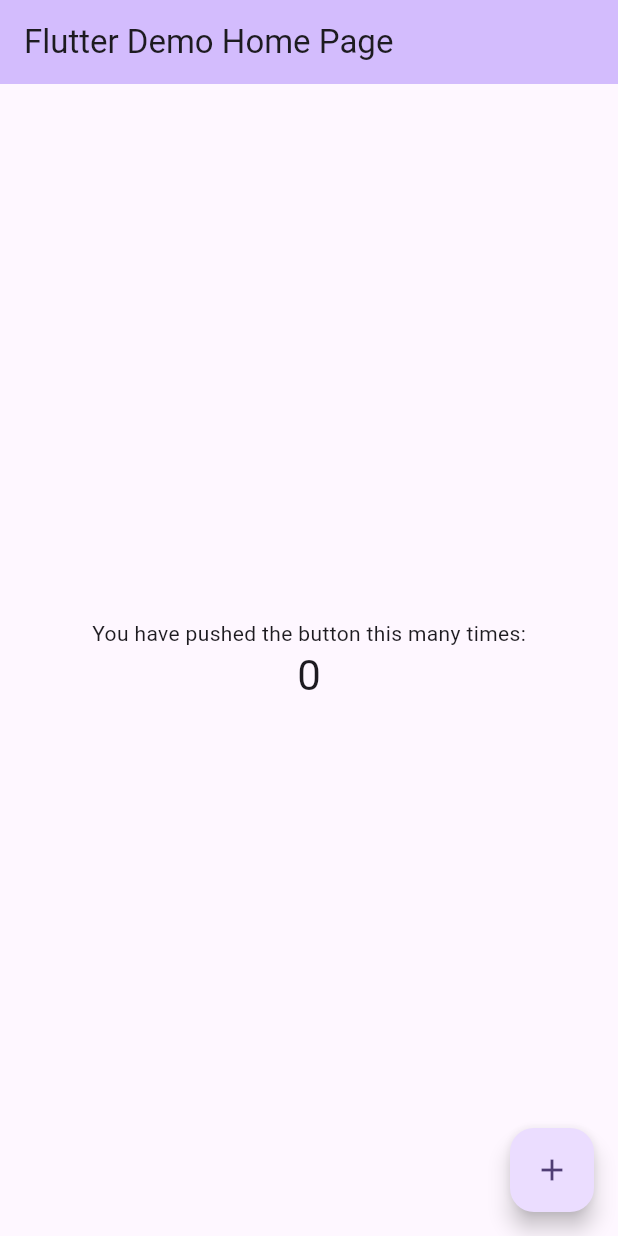
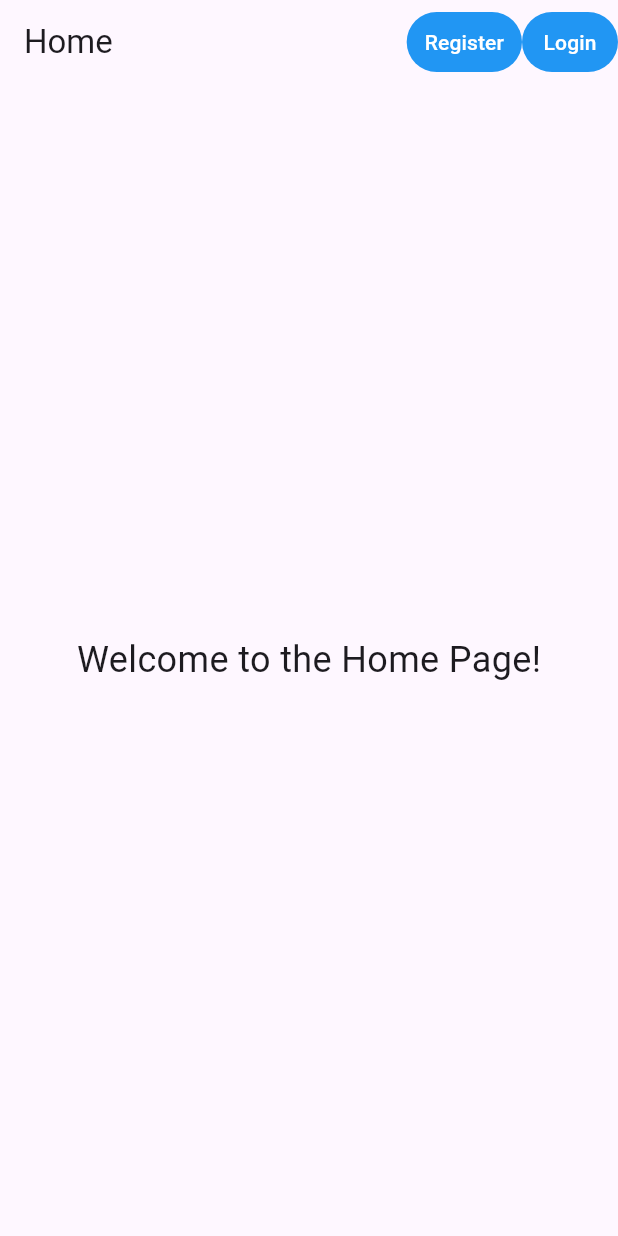
Before and after one commit to MohsinSheeraz/LaptopHarbour, a Flutter app: the screen it shows after launch, on a phone screen of 412 x 824 dp. Run offline on Flutter 3.47's test engine with Material 3 defaults, Android fonts, the phone set to English and light mode, and no system bars.

Commit message:
fix: "Home & Registration Screen in pages directory "

```diff
--- a/lib/main.dart
+++ b/lib/main.dart
@@ -1,125 +1,18 @@
 import 'package:flutter/material.dart';
+import 'pages/HomePage.dart';
 
-void main() {
-  runApp(const MyApp());
-}
+void main() => runApp(MyApp());
 
 class MyApp extends StatelessWidget {
-  const MyApp({super.key});
-
-  // This widget is the root of your application.
   @override
   Widget build(BuildContext context) {
     return MaterialApp(
       title: 'Flutter Demo',
       theme: ThemeData(
-        // This is the theme of your application.
-        //
-        // TRY THIS: Try running your application with "flutter run". You'll see
-        // the application has a purple toolbar. Then, without quitting the app,
-        // try changing the seedColor in the colorScheme below to Colors.green
-        // and then invoke "hot reload" (save your changes or press the "hot
-        // reload" button in a Flutter-supported IDE, or press "r" if you used
-        // the command line to start the app).
-        //
-        // Notice that the counter didn't reset back to zero; the application
-        // state is not lost during the reload. To reset the state, use hot
-        // restart instead.
-        //
-        // This works for code too, not just values: Most code changes can be
-        // tested with just a hot reload.
-        colorScheme: ColorScheme.fromSeed(seedColor: Colors.deepPurple),
-        useMaterial3: true,
+        primarySwatch: Colors.blue,
       ),
-      home: const MyHomePage(title: 'Flutter Demo Home Page'),
+      home: HomePage(),
+      debugShowCheckedModeBanner: false, // Remove the debug banner
     );
   }
 }
-
-class MyHomePage extends StatefulWidget {
-  const MyHomePage({super.key, required this.title});
-
-  // This widget is the home page of your application. It is stateful, meaning
-  // that it has a State object (defined below) that contains fields that affect
-  // how it looks.
-
-  // This class is the configuration for the state. It holds the values (in this
-  // case the title) provided by the parent (in this case the App widget) and
-  // used by the build method of the State. Fields in a Widget subclass are
-  // always marked "final".
-
-  final String title;
-
-  @override
-  State<MyHomePage> createState() => _MyHomePageState();
-}
-
-class _MyHomePageState extends State<MyHomePage> {
-  int _counter = 0;
-
-  void _incrementCounter() {
-    setState(() {
-      // This call to setState tells the Flutter framework that something has
-      // changed in this State, which causes it to rerun the build method below
-      // so that the display can reflect the updated values. If we changed
-      // _counter without calling setState(), then the build method would not be
-      // called again, and so nothing would appear to happen.
-      _counter++;
-    });
-  }
-
-  @override
-  Widget build(BuildContext context) {
-    // This method is rerun every time setState is called, for instance as done
-    // by the _incrementCounter method above.
-    //
-    // The Flutter framework has been optimized to make rerunning build methods
-    // fast, so that you can just rebuild anything that needs updating rather
-    // than having to individually change instances of widgets.
-    return Scaffold(
-      appBar: AppBar(
-        // TRY THIS: Try changing the color here to a specific color (to
-        // Colors.amber, perhaps?) and trigger a hot reload to see the AppBar
-        // change color while the other colors stay the same.
-        backgroundColor: Theme.of(context).colorScheme.inversePrimary,
-        // Here we take the value from the MyHomePage object that was created by
-        // the App.build method, and use it to set our appbar title.
-        title: Text(widget.title),
-      ),
-      body: Center(
-        // Center is a layout widget. It takes a single child and positions it
-        // in the middle of the parent.
-        child: Column(
-          // Column is also a layout widget. It takes a list of children and
-          // arranges them vertically. By default, it sizes itself to fit its
-          // children horizontally, and tries to be as tall as its parent.
-          //
-          // Column has various properties to control how it sizes itself and
-          // how it positions its children. Here we use mainAxisAlignment to
-          // center the children vertically; the main axis here is the vertical
-          // axis because Columns are vertical (the cross axis would be
-          // horizontal).
-          //
-          // TRY THIS: Invoke "debug painting" (choose the "Toggle Debug Paint"
-          // action in the IDE, or press "p" in the console), to see the
-          // wireframe for each widget.
-          mainAxisAlignment: MainAxisAlignment.center,
-          children: <Widget>[
-            const Text(
-              'You have pushed the button this many times:',
-            ),
-            Text(
-              '$_counter',
-              style: Theme.of(context).textTheme.headlineMedium,
-            ),
-          ],
-        ),
-      ),
-      floatingActionButton: FloatingActionButton(
-        onPressed: _incrementCounter,
-        tooltip: 'Increment',
-        child: const Icon(Icons.add),
-      ), // This trailing comma makes auto-formatting nicer for build methods.
-    );
-  }
-}
--- /dev/null
+++ b/lib/pages/Homepage.dart
@@ -0,0 +1,114 @@
+import 'package:flutter/material.dart';
+import 'Registration.dart';
+
+class HomePage extends StatefulWidget {
+  final String? firstName;
+
+  HomePage({this.firstName});
+
+  @override
+  _HomePageState createState() => _HomePageState();
+}
+
+class _HomePageState extends State<HomePage> {
+  String? _firstName;
+
+  @override
+  void initState() {
+    super.initState();
+    _firstName = widget.firstName;
+  }
+
+  @override
+  Widget build(BuildContext context) {
+    return Scaffold(
+      appBar: AppBar(
+        title: Text('Home'),
+        actions: [
+          if (_firstName == null) ...[
+            TextButton(
+              style: TextButton.styleFrom(
+                backgroundColor: Colors.blue,
+              ),
+              onPressed: () {
+                Navigator.push(
+                  context,
+                  MaterialPageRoute(builder: (context) => RegistrationPage()),
+                );
+              },
+              child: Text(
+                'Register',
+                style: TextStyle(color: Colors.white),
+              ),
+            ),
+            TextButton(
+              style: TextButton.styleFrom(
+                backgroundColor: Colors.blue,
+              ),
+              onPressed: () {
+                showDialog(
+                  context: context,
+                  builder: (context) {
+                    String email = '';
+                    String password = '';
+                    return AlertDialog(
+                      title: Text('Login'),
+                      content: Column(
+                        mainAxisSize: MainAxisSize.min,
+                        children: [
+                          TextField(
+                            decoration: InputDecoration(labelText: 'Email'),
+                            onChanged: (value) => email = value,
+                          ),
+                          TextField(
+                            decoration: InputDecoration(labelText: 'Password'),
+                            obscureText: true,
+                            onChanged: (value) => password = value,
+                          ),
+                        ],
+                      ),
+                      actions: [
+                        TextButton(
+                          onPressed: () {
+                            Navigator.of(context).pop();
+                            setState(() {
+                              _firstName =
+                                  'User'; // Replace with real user data
+                            });
+                          },
+                          child: Text('Login'),
+                        ),
+                      ],
+                    );
+                  },
+                );
+              },
+              child: Text(
+                'Login',
+                style: TextStyle(color: Colors.white),
+              ),
+            ),
+          ] else ...[
+            Padding(
+              padding: const EdgeInsets.symmetric(horizontal: 16.0),
+              child: Center(
+                child: Text(
+                  'Welcome, $_firstName!',
+                  style: TextStyle(color: Colors.white),
+                ),
+              ),
+            ),
+          ]
+        ],
+      ),
+      body: Center(
+        child: Text(
+          _firstName != null
+              ? 'Welcome, $_firstName!'
+              : 'Welcome to the Home Page!',
+          style: TextStyle(fontSize: 24),
+        ),
+      ),
+    );
+  }
+}
```
Also changed, not shown: lib/pages/Registration.dart (added, +112 -0 lines).
